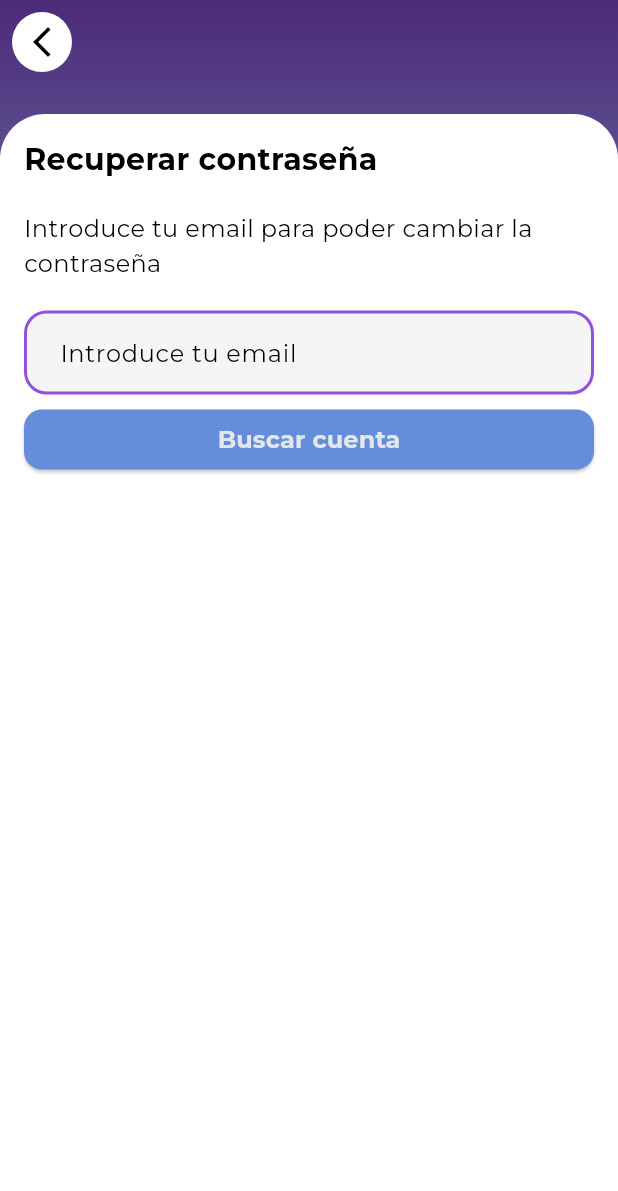
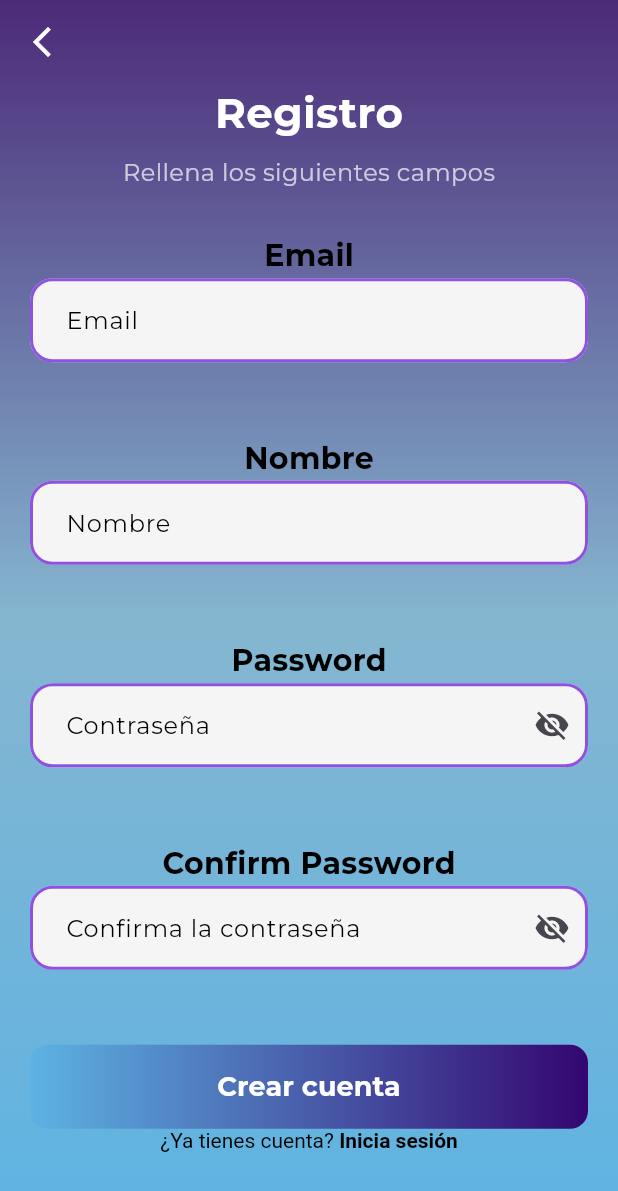
Before and after one commit to iordanericdam/app_mochila, a Flutter app: the screen it shows after launch, after a tap on "¿Nuevo usuario?", on a phone screen of 412 x 824 dp. Shown: the top 1191 px of the screen. Run offline on Flutter 3.47's test engine with Material 3 defaults, Android fonts, the light colour scheme and no system bars; our stand-ins replace pinput.

Commit message:
register

```diff
--- /dev/null
+++ b/lib/presentation/screens/home_page.dart
@@ -0,0 +1,20 @@
+import 'package:flutter/material.dart';
+
+class HomePage extends StatefulWidget {
+  const HomePage({super.key});
+
+  @override
+  State<HomePage> createState() => _HomePageState();
+}
+
+class _HomePageState extends State<HomePage> {
+  @override
+  Widget build(BuildContext context) {
+    return Scaffold(
+      appBar: AppBar(),
+      body: const Column(
+        children: [Text("Home page")],
+      ),
+    );
+  }
+}
--- a/lib/presentation/screens/login_screen.dart
+++ b/lib/presentation/screens/login_screen.dart
@@ -1,4 +1,5 @@
 import 'package:app_mochila/presentation/screens/forgot_password_screen.dart';
+import 'package:app_mochila/presentation/screens/register_page.dart';
 import 'package:app_mochila/presentation/widgets/custom_input.dart';
 import 'package:app_mochila/presentation/widgets/password_custom_input.dart';
 import 'package:app_mochila/styles/app_text_style.dart';
@@ -105,8 +106,7 @@ class _LoginScreenState extends State<LoginScreen> {
                             Navigator.push(
                               context,
                               MaterialPageRoute(
-                                  builder: (context) =>
-                                      const ForgotPasswordScreen()),
+                                  builder: (context) => const RegisterPage()),
                             );
                           },
                         ),
--- /dev/null
+++ b/lib/presentation/screens/register_page.dart
@@ -0,0 +1,215 @@
+import 'package:app_mochila/presentation/screens/login_screen.dart';
+import 'package:app_mochila/presentation/widgets/custom_input.dart';
+import 'package:app_mochila/presentation/widgets/password_custom_input.dart';
+import 'package:app_mochila/services/form_validator.dart';
+import 'package:app_mochila/styles/app_colors.dart';
+import 'package:app_mochila/styles/app_text_style.dart';
+import 'package:flutter/gestures.dart';
+import 'package:flutter/material.dart';
+
+class RegisterPage extends StatefulWidget {
+  const RegisterPage({super.key});
+
+  @override
+  State<RegisterPage> createState() => _RegisterPageState();
+}
+
+class _RegisterPageState extends State<RegisterPage> {
+  final _formKey = GlobalKey<FormState>();
+  final _emailController = TextEditingController();
+  final _nombreController = TextEditingController();
+  final _passwordController = TextEditingController();
+  final _passwordConfirmController = TextEditingController();
+  @override
+  Widget build(BuildContext context) {
+    return Scaffold(
+      resizeToAvoidBottomInset: true,
+      appBar: AppBar(
+        leading: IconButton(
+            onPressed: () {
+              Navigator.pop(context);
+            },
+            icon: const Icon(
+              Icons.arrow_back_ios_new,
+              color: Colors.white,
+            )),
+        backgroundColor: Colors.transparent,
+        elevation: 0,
+      ),
+      extendBodyBehindAppBar: true,
+      body: SingleChildScrollView(
+        child: Container(
+          // get the screen´s height
+          height: MediaQuery.of(context).size.height,
+          width: double.infinity,
+          padding: const EdgeInsets.symmetric(horizontal: 20.0),
+          decoration: const BoxDecoration(
+            gradient: AppColors.backGroundLoginColor,
+          ),
+          child: Form(
+            key: _formKey,
+            child: Column(
+              mainAxisAlignment: MainAxisAlignment.center,
+              crossAxisAlignment: CrossAxisAlignment.center,
+              children: [
+                const Text(
+                  "Registro",
+                  style: TextStyle(
+                    fontSize: 28,
+                    fontWeight: FontWeight.bold,
+                    color: Colors.white,
+                  ),
+                ),
+                const SizedBox(height: 8),
+                const Text(
+                  "Rellena los siguientes campos",
+                  style: TextStyle(
+                    fontSize: 16,
+                    color: Colors.white70,
+                  ),
+                ),
+                const SizedBox(height: 30),
+                const Text(
+                  'Email',
+                  style: AppTextStyle.title,
+                  textAlign: TextAlign.left,
+                ),
+                CustomInput(
+                  controller: _emailController,
+                  hintText: 'Email',
+                  validator: (value) {
+                    // if (value == null || value.isEmpty) {
+                    //   return 'Por favor ingresa tu correo electrónico';
+                    // }
+                    // return null;
+                    return emailValidator(value);
+                  },
+                ),
+                const SizedBox(height: 50.0),
+                const Text(
+                  'Nombre',
+                  style: AppTextStyle.title,
+                  textAlign: TextAlign.left,
+                ),
+                CustomInput(
+                  hintText: 'Nombre',
+                  controller: _nombreController,
+                  validator: (value) {
+                    int length = 8;
+                    return genericValidator(value, length);
+                  },
+                ),
+                const SizedBox(height: 50.0),
+                const Text(
+                  'Password',
+                  style: AppTextStyle.title,
+                  textAlign: TextAlign.left,
+                ),
+                PasswordInput(
+                  controller: _passwordController,
+                  validator: (value) {
+                    return validatePassword(value);
+                  },
+                ),
+                const SizedBox(height: 50.0),
+                const Text(
+                  'Confirm Password',
+                  style: AppTextStyle.title,
+                  textAlign: TextAlign.left,
+                ),
+                PasswordInput(
+                  hintText: 'Confirma la contraseña',
+                  controller: _passwordConfirmController,
+                  validator: (value) {
+                    return validateConfirmPassword(value, _passwordController);
+                  },
+                ),
+                const SizedBox(height: 50.0),
+                _buildRegisterButton(),
+                _buildLoginText(),
+              ],
+            ),
+          ),
+        ),
+      ),
+    );
+  }
+
+  Widget _buildRegisterButton() {
+    return Container(
+      width: double.infinity,
+      decoration: BoxDecoration(
+        gradient: AppColors.loginButtonColor,
+        borderRadius: BorderRadius.circular(12),
+      ),
+      child: ElevatedButton(
+        onPressed: () {
+          if (_formKey.currentState?.validate() ?? false) {
+            showDialog(
+              context: context,
+              builder: (context) {
+                return AlertDialog(
+                  title: const Text("Aviso"),
+                  content: const Text("Cuenta creada con éxito"),
+                  actions: [
+                    FilledButton(
+                      onPressed: () {
+                        Navigator.pop(context);
+                      },
+                      child: const Text("cerrar"),
+                    ),
+                  ],
+                );
+              },
+            );
+          }
+        },
+        style: ElevatedButton.styleFrom(
+          backgroundColor: Colors.transparent,
+          shadowColor: Colors.transparent,
+          shape: RoundedRectangleBorder(
+            borderRadius: BorderRadius.circular(12),
+          ),
+        ),
+        child: const Padding(
+          padding: EdgeInsets.symmetric(vertical: 15),
+          child: Text(
+            "Crear cuenta",
+            style: TextStyle(
+              fontSize: 18,
+              fontWeight: FontWeight.bold,
+              color: Colors.white,
+            ),
+          ),
+        ),
+      ),
+    );
+  }
+
+  Widget _buildLoginText() {
+    return RichText(
+      textAlign: TextAlign.center,
+      text: TextSpan(
+        text: "¿Ya tienes cuenta? ",
+        style: const TextStyle(color: Colors.black, fontSize: 14),
+        children: [
+          TextSpan(
+            text: "Inicia sesión",
+            style: const TextStyle(
+              color: Color.fromARGB(255, 0, 0, 0),
+              fontWeight: FontWeight.bold,
+              fontSize: 14,
+            ),
+            recognizer: TapGestureRecognizer()
+              ..onTap = () {
+                Navigator.push(
+                  context,
+                  MaterialPageRoute(builder: (context) => const LoginScreen()),
+                );
+              },
+          ),
+        ],
+      ),
+    );
+  }
+}
--- a/lib/services/form_validator.dart
+++ b/lib/services/form_validator.dart
@@ -53,6 +53,7 @@ String? validatePasswordCustom(String? value, String? value2) {
   if (value.length < 8) {
     return 'La contraseña debe tener al menos 8 caracteres';
   }
+
   return null;
 }
 
```
